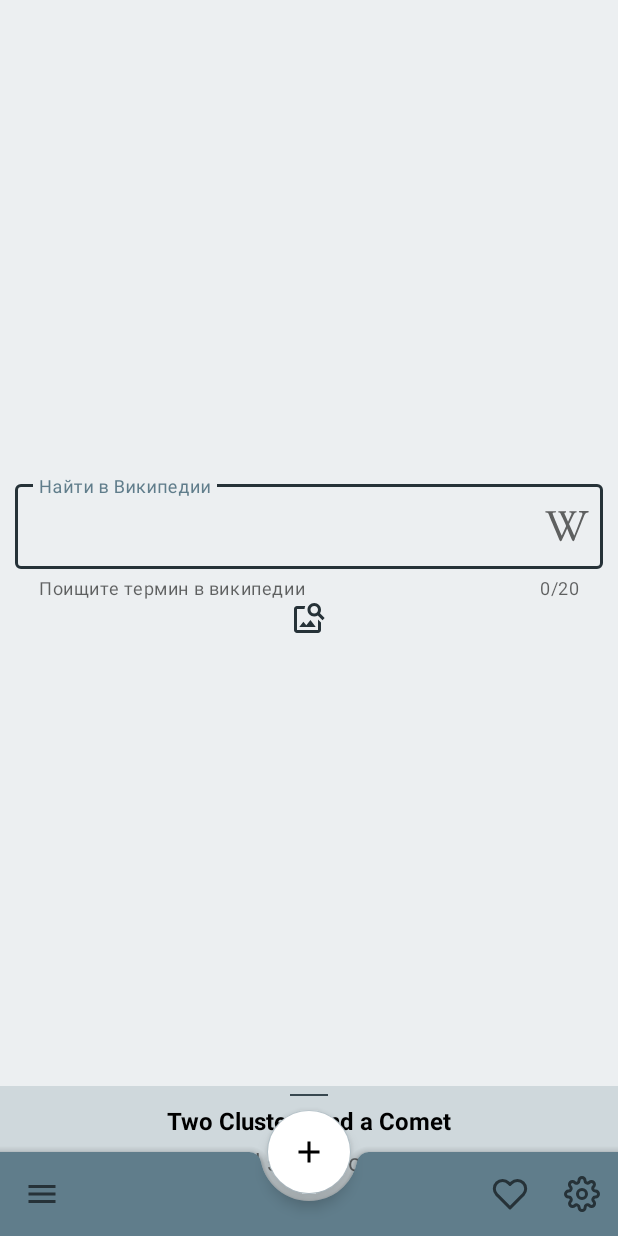
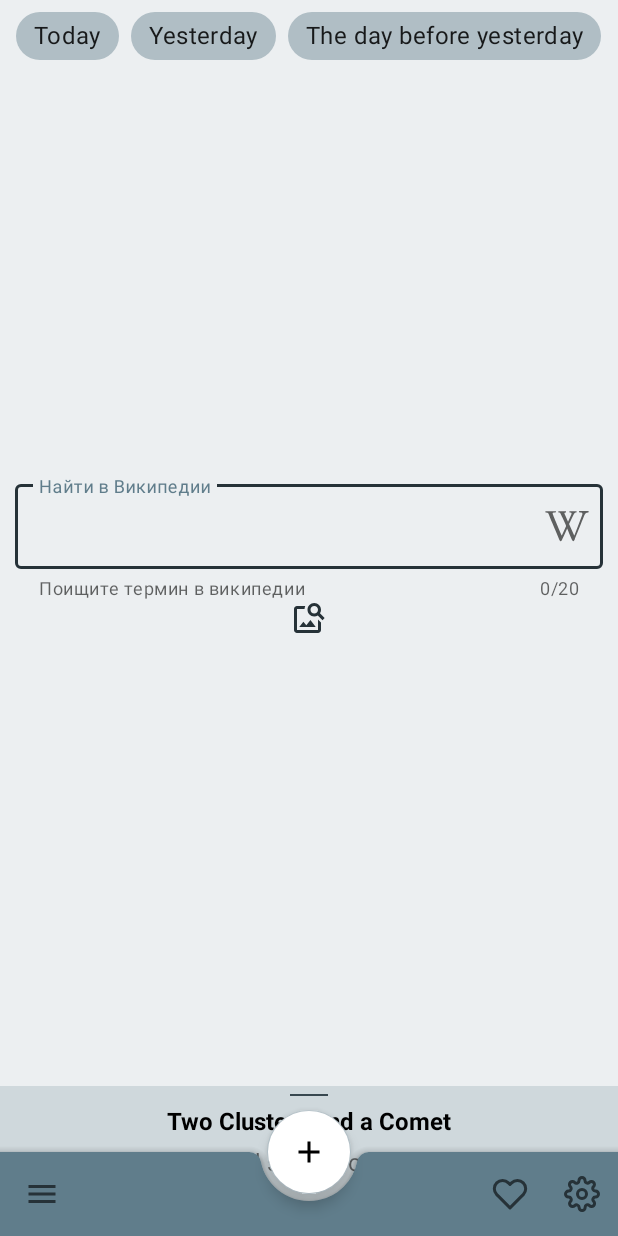
Before and after one commit to MariLeva/Material, an Android app: the screen it shows after launch (MainActivity), on a phone screen of 412 x 824 dp. Run offline under Robolectric (Android 15) with nearby library versions, the phone set to English and light mode, and no system bars; pictures from the network do not load.

Commit message:
Урок 1. Добавила загрузку информации вчерашнего и позавшерашнего дней

```diff
--- a/app/build.gradle
+++ b/app/build.gradle
@@ -46,6 +46,7 @@ dependencies {
     implementation 'com.squareup.retrofit2:retrofit:2.9.0'
     implementation 'com.squareup.retrofit2:converter-gson:2.9.0'
 
+
     implementation("io.coil-kt:coil:2.0.0")
 
     implementation 'androidx.core:core-ktx:1.7.0'
--- a/app/src/main/java/ru/geekbrains/material/repository/PictureOfTheDayAPI.kt
+++ b/app/src/main/java/ru/geekbrains/material/repository/PictureOfTheDayAPI.kt
@@ -3,8 +3,13 @@ package ru.geekbrains.material.repository
 import retrofit2.Call
 import retrofit2.http.GET
 import retrofit2.http.Query
+import java.util.*
 
 interface PictureOfTheDayAPI {
     @GET("planetary/apod")
     fun getPictureOfTheDay(@Query("api_key") apiKey: String): Call<PictureOfTheDayResponseData>
+    @GET("planetary/apod")
+    fun getPictureOfTheYesterday(@Query("api_key") apiKey: String, @Query("date") data: String): Call<PictureOfTheDayResponseData>
+    @GET("planetary/apod")
+    fun getPictureOfTheDayBeforeYesterday(@Query("api_key") apiKey: String, @Query("date") data: String): Call<PictureOfTheDayResponseData>
 }
--- a/app/src/main/java/ru/geekbrains/material/view/PictureOfTheDayFragment.kt
+++ b/app/src/main/java/ru/geekbrains/material/view/PictureOfTheDayFragment.kt
@@ -11,6 +11,7 @@ import androidx.constraintlayout.widget.ConstraintLayout
 import androidx.lifecycle.Observer
 import coil.load
 import com.google.android.material.bottomsheet.BottomSheetBehavior
+import com.google.android.material.chip.Chip
 import ru.geekbrains.material.MainActivity
 import ru.geekbrains.material.R
 import ru.geekbrains.material.viewmodel.PictureOfTheDayViewModel
@@ -19,7 +20,7 @@ import ru.geekbrains.material.databinding.FragmentPictureOfTheDayBinding
 class PictureOfTheDayFragment : Fragment() {
 
     private var _binding: FragmentPictureOfTheDayBinding? = null
-    val binding: FragmentPictureOfTheDayBinding
+    private val binding: FragmentPictureOfTheDayBinding
         get() = _binding!!
 
     private lateinit var bottomSheetBehavior: BottomSheetBehavior<ConstraintLayout>
@@ -64,11 +65,30 @@ class PictureOfTheDayFragment : Fragment() {
 
         (requireActivity() as MainActivity).setSupportActionBar(binding.bottomAppBar)
         setHasOptionsMenu(true)
+
+        binding.chipGroup.setOnCheckedChangeListener { group, position ->
+            when (position) {
+                2131231228 -> {
+                    viewModel.sendRequest()
+                }
+                2131231229 -> {
+                    viewModel.sendRequestYesterday()
+                }
+                2131231227 -> {
+                    viewModel.sendRequestTYheDayBeforeYesterday()
+                }
+            }
+            group.findViewById<Chip>(position)?.let {
+                Log.d("@@@", "${it.text.toString()} $position")
+            }
+        }
     }
 
     private fun renderData(pictureOfTheDayData: PictureOfTheDayData) {
         when (pictureOfTheDayData) {
-            is PictureOfTheDayData.Error -> {}
+            is PictureOfTheDayData.Error -> {
+                Log.d("@@@", "Ошибка загрузки!")
+            }
             is PictureOfTheDayData.Loading -> {}
             is PictureOfTheDayData.Success -> {
                 binding.imageView.load(pictureOfTheDayData.pictureOfTheDayResponseData.url)
--- a/app/src/main/res/layout/fragment_picture_of_the_day.xml
+++ b/app/src/main/res/layout/fragment_picture_of_the_day.xml
@@ -53,6 +53,31 @@
         android:id="@+id/bottom_sheet_fragment"
         layout="@layout/bottom_sheet_layout" />
 
+    <com.google.android.material.chip.ChipGroup
+        android:id="@+id/chip_group"
+        android:layout_width="wrap_content"
+        android:layout_height="wrap_content"
+        android:layout_gravity="center_horizontal"
+        app:singleSelection="true">
+
+        <com.google.android.material.chip.Chip
+            android:id="@+id/chip_today"
+            android:layout_width="wrap_content"
+            android:layout_height="wrap_content"
+            android:text="@string/today"/>
+        <com.google.android.material.chip.Chip
+            android:id="@+id/chip_yesterday"
+            android:layout_width="wrap_content"
+            android:layout_height="wrap_content"
+            android:text="@string/yesterday"/>
+        <com.google.android.material.chip.Chip
+            android:id="@+id/chip_the_day_before_yesterday"
+            android:layout_width="wrap_content"
+            android:layout_height="wrap_content"
+            android:text="@string/the_day_before_yesterday"/>
+
+    </com.google.android.material.chip.ChipGroup>
+
     <com.google.android.material.bottomappbar.BottomAppBar
         android:id="@+id/bottom_app_bar"
         android:layout_width="match_parent"
--- a/app/src/main/res/values/strings.xml
+++ b/app/src/main/res/values/strings.xml
@@ -9,4 +9,7 @@
     <string name="settings">settings</string>
     <string name="navigation_one">На экран 1</string>
     <string name="navigation_two">На экран 2</string>
+    <string name="today">Today</string>
+    <string name="yesterday">Yesterday</string>
+    <string name="the_day_before_yesterday">The day before yesterday</string>
 </resources>
--- a/app/src/main/res/values/themes.xml
+++ b/app/src/main/res/values/themes.xml
@@ -14,10 +14,16 @@
         <!-- Customize your theme here. -->
         <item name="android:textSize">@dimen/text_size</item>
         <item name="textInputStyle">@style/TextInputLayout</item>
+        <item name="chipStyle">@style/ChipStyle</item>
     </style>
 
     <style name="TextInputLayout" parent="Widget.MaterialComponents.TextInputLayout.OutlinedBox">
         <item name="boxStrokeColor">@color/blue_gray_900</item>
         <item name="errorTextColor">#880E4F</item>
     </style>
+
+    <style name="ChipStyle" parent="Widget.MaterialComponents.Chip.Choice">
+        <item name="chipBackgroundColor">@color/blue_gray_200</item>
+        <item name="rippleColor">@color/blue_gray_500</item>
+    </style>
 </resources>
```
Also changed, not shown: app/src/main/java/ru/geekbrains/material/viewmodel/PictureOfTheDayViewModel.kt (+31 -0 lines).
